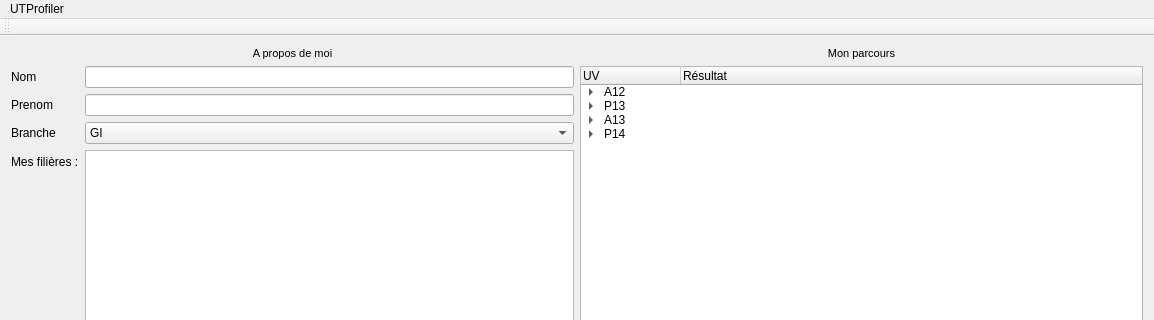
The window that mainwindow.ui (Shiroy/utprofiler) describes before a commit, drawn with Qt 5; both pictures show x 0 to 1154 and y 0 to 320 of the 1154 by 648 pixel window.
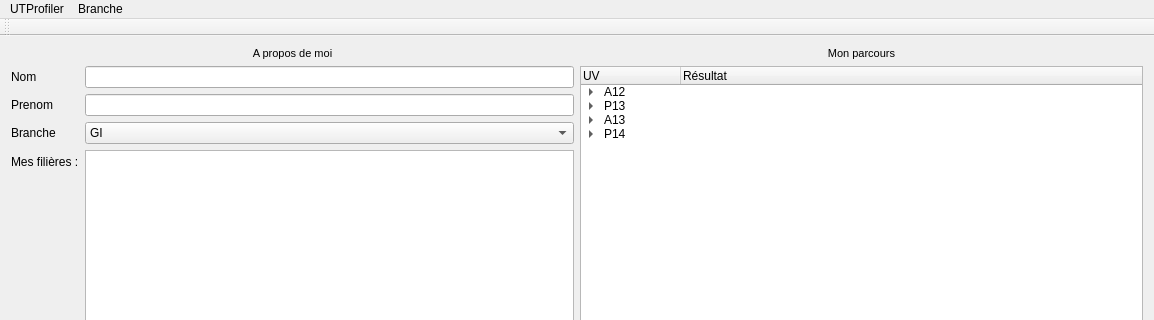
The same window after the commit.

Commit message: Ajoute la liste des branches pour l'édition

The edit to the form file:
```diff
--- a/mainwindow.ui
+++ b/mainwindow.ui
@@ -531,7 +531,14 @@
     <addaction name="separator"/>
     <addaction name="actionQuitter"/>
    </widget>
+   <widget class="QMenu" name="menuBranche">
+    <property name="title">
+     <string>Branche</string>
+    </property>
+    <addaction name="ac_editBranches"/>
+   </widget>
    <addaction name="menuUTProfiler"/>
+   <addaction name="menuBranche"/>
   </widget>
   <widget class="QToolBar" name="mainToolBar">
    <attribute name="toolBarArea">
```
Left out of the diff: 5 changed lines with no effect on the pictures. The commit also changes 6 other files.
